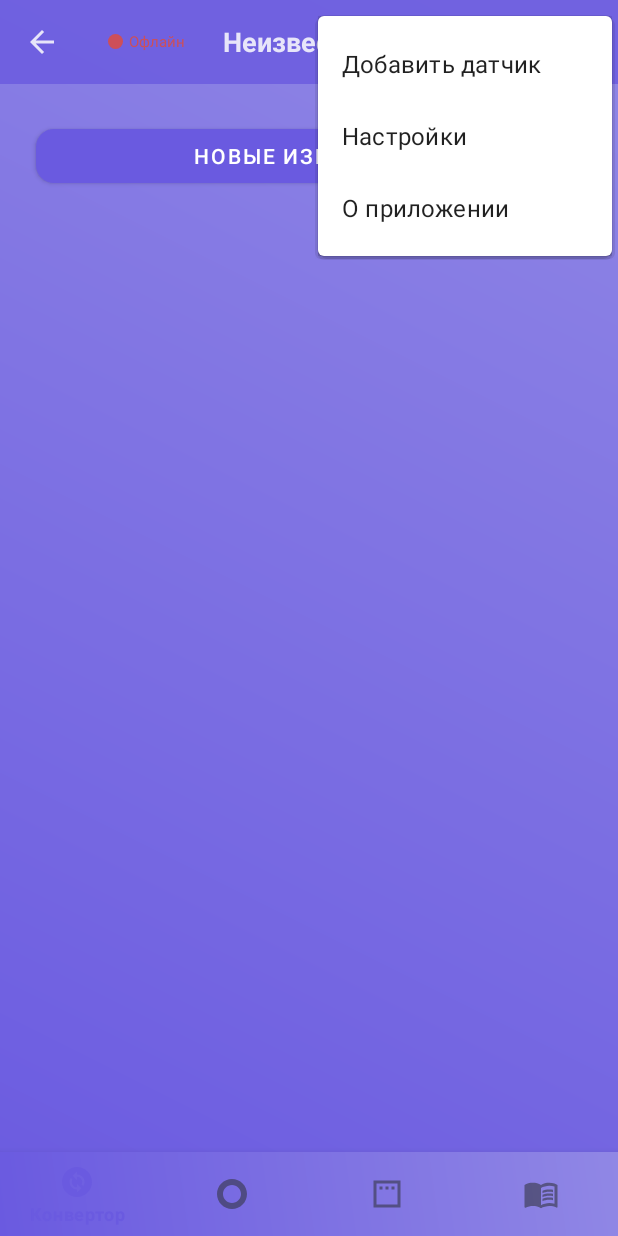
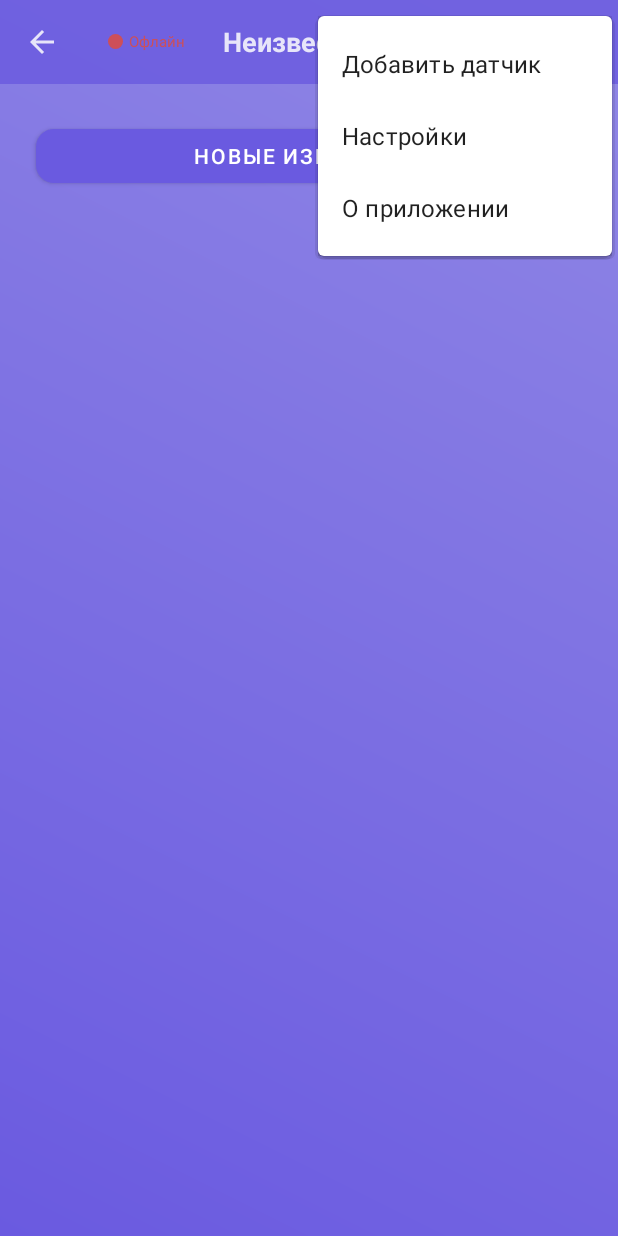
Before and after one commit to Gizatulin-Vitaly/TAIHelper, an Android app: the AllMeasurementsFragment screen opened through its navigation route, with the options menu open, on a phone screen of 412 x 824 dp. Run offline under Robolectric (Android 15) with nearby library versions, the phone set to English and light mode, and no system bars; our stand-ins replace Dagger/Hilt's generated code, Firebase (no records; nobody signed in at launch, a user with empty details on screens opened directly), Room's generated code, data binding, navigation-ui.

Commit message:
38 коммит. Убираем нижнее меню из вторичных экранов

```diff
--- a/app/src/main/java/com/reftgres/taihelper/ui/about/AboutFragment.kt
+++ b/app/src/main/java/com/reftgres/taihelper/ui/about/AboutFragment.kt
@@ -8,6 +8,8 @@ import android.view.View
 import android.view.ViewGroup
 import androidx.fragment.app.Fragment
 import androidx.navigation.fragment.findNavController
+import com.google.android.material.bottomnavigation.BottomNavigationView
+import com.reftgres.taihelper.R
 import com.reftgres.taihelper.databinding.AboutFragmentBinding
 
 class AboutFragment : Fragment() {
@@ -26,6 +28,7 @@ class AboutFragment : Fragment() {
 
     override fun onViewCreated(view: View, savedInstanceState: Bundle?) {
         super.onViewCreated(view, savedInstanceState)
+        requireActivity().findViewById<BottomNavigationView>(R.id.bottomNavigationView)?.visibility = View.GONE
     }
 
     private fun setupToolbar() {
@@ -47,6 +50,7 @@ class AboutFragment : Fragment() {
 
     override fun onDestroyView() {
         super.onDestroyView()
+        requireActivity().findViewById<BottomNavigationView>(R.id.bottomNavigationView)?.visibility = View.VISIBLE
         _binding = null
     }
 }
--- a/app/src/main/java/com/reftgres/taihelper/ui/oxygen/AllMeasurementsFragment.kt
+++ b/app/src/main/java/com/reftgres/taihelper/ui/oxygen/AllMeasurementsFragment.kt
@@ -10,6 +10,7 @@ import androidx.fragment.app.viewModels
 import androidx.navigation.fragment.findNavController
 import androidx.recyclerview.widget.DividerItemDecoration
 import androidx.recyclerview.widget.LinearLayoutManager
+import com.google.android.material.bottomnavigation.BottomNavigationView
 import com.reftgres.taihelper.R
 import com.reftgres.taihelper.databinding.AllMeasurementsFragmentBinding
 import dagger.hilt.android.AndroidEntryPoint
@@ -35,7 +36,8 @@ class AllMeasurementsFragment : Fragment() {
 
     override fun onViewCreated(view: View, savedInstanceState: Bundle?) {
         super.onViewCreated(view, savedInstanceState)
-        Log.d(TAG, "onViewCreated вызван")
+        requireActivity().findViewById<BottomNavigationView>(R.id.bottomNavigationView)?.visibility = View.GONE
+
 
         setupRecyclerView()
         setupObservers()
@@ -81,6 +83,7 @@ class AllMeasurementsFragment : Fragment() {
 
     override fun onDestroyView() {
         super.onDestroyView()
+        requireActivity().findViewById<BottomNavigationView>(R.id.bottomNavigationView)?.visibility = View.VISIBLE
         _binding = null
     }
 }
--- a/app/src/main/java/com/reftgres/taihelper/ui/oxygen/OxygenMeasurementFragment.kt
+++ b/app/src/main/java/com/reftgres/taihelper/ui/oxygen/OxygenMeasurementFragment.kt
@@ -14,6 +14,7 @@ import androidx.fragment.app.viewModels
 import androidx.navigation.fragment.findNavController
 import androidx.recyclerview.widget.DividerItemDecoration
 import androidx.recyclerview.widget.LinearLayoutManager
+import com.google.android.material.bottomnavigation.BottomNavigationView
 import com.reftgres.taihelper.databinding.FragmentOxigenBinding
 import dagger.hilt.android.AndroidEntryPoint
 import com.reftgres.taihelper.R
@@ -41,8 +42,6 @@ class OxygenMeasurementFragment : Fragment() {
 
     override fun onViewCreated(view: View, savedInstanceState: Bundle?) {
         super.onViewCreated(view, savedInstanceState)
-        Log.d(TAG, "onViewCreated вызван")
-
         setupRecyclerView()
         setupObservers()
         setupListeners()
```
Also changed, not shown: app/src/main/java/com/reftgres/taihelper/ui/oxygennew/NewMeasurementsFragment.kt (+13 -2 lines).
